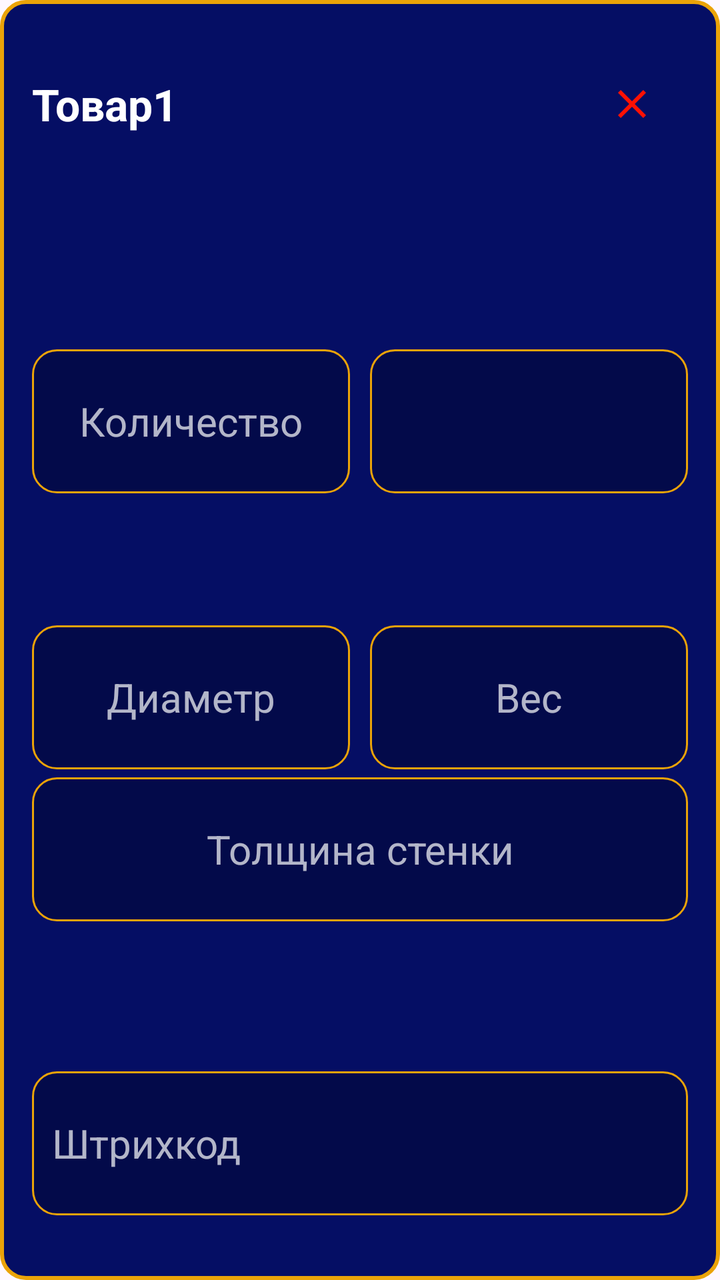
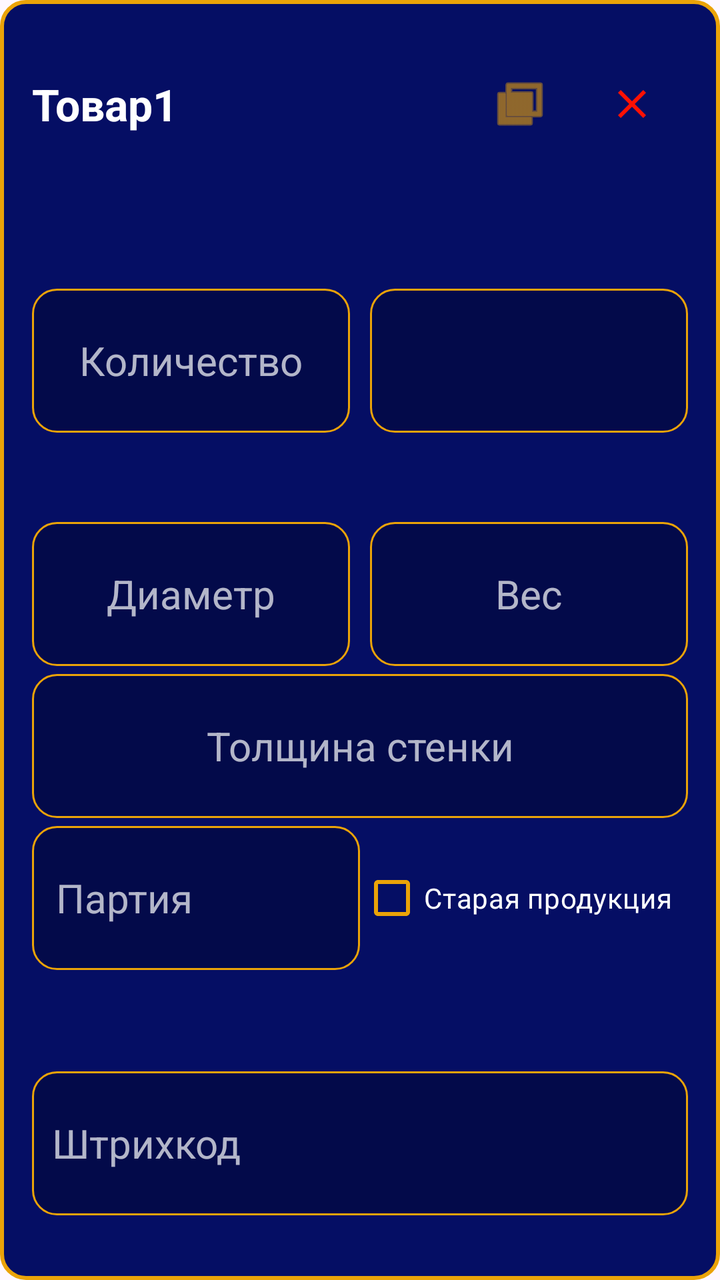

The first picture is an Android layout as it rendered before a commit; the second is the same layout after the commit. The layout source and the unified diff follow.
<!-- AndroidManifest.xml: application theme Theme.ScannerKotlin -->
<!-- res/layout/item_coming_product.xml -->
<LinearLayout
    xmlns:android="http://schemas.android.com/apk/res/android"
    xmlns:app="http://schemas.android.com/apk/res-auto"
    xmlns:tools="http://schemas.android.com/tools"
    android:layout_width="match_parent"
    android:layout_height="match_parent"
    android:orientation="vertical"
    android:paddingHorizontal="16dp"
    android:paddingVertical="24dp"
    android:background="@drawable/item_yellow_border_dark_bg"
    android:layout_marginBottom="10dp">

    <LinearLayout
        android:layout_width="match_parent"
        android:layout_height="0dp"
        android:layout_weight="1"
        android:orientation="vertical"
        android:gravity="center_vertical">

        <LinearLayout
            android:layout_width="match_parent"
            android:layout_height="wrap_content"
            android:minHeight="56dp"
            android:orientation="horizontal"
            android:gravity="center_vertical">

            <TextView
                android:id="@+id/tvProductName"
                android:layout_width="0dp"
                android:layout_height="wrap_content"
                android:layout_weight="1"
                android:text="Товар1"
                android:textSize="22sp"
                android:textStyle="bold"
                android:textColor="@color/white"
                android:maxLines="2"
                android:ellipsize="end"
                android:clickable="false"
                android:focusable="false"
                android:focusableInTouchMode="false"/>

            <ImageButton
                android:id="@+id/btnDelete"
                android:layout_width="56dp"
                android:layout_height="56dp"
                android:background="?attr/selectableItemBackgroundBorderless"
                android:padding="14dp"
                app:srcCompat="@drawable/ic_delete_red"
                app:tint="@color/holo_red_dark"
                tools:ignore="ContentDescription" />

        </LinearLayout>


        <Space
            android:layout_width="match_parent"
            android:layout_height="0dp"
            android:layout_weight="0.1" />

        <LinearLayout
            android:layout_width="match_parent"
            android:layout_height="wrap_content"
            android:minHeight="72dp"
            android:orientation="horizontal"
            android:layout_marginTop="6dp">

            <EditText
                android:id="@+id/etQuantity"
                android:layout_width="0dp"
                android:layout_height="match_parent"
                android:layout_weight="1"
                android:inputType="number"
                android:hint="Количество"
                android:textColor="@color/white"
                android:textColorHint="@color/hint_white"
                android:textSize="20sp"
                android:gravity="center"
                android:background="@drawable/input_field_yellow_border_blue_bg"
                android:paddingHorizontal="12dp"
                android:layout_marginEnd="10dp"
               />

            <Spinner
                android:id="@+id/spinnerMeasure"
                android:layout_width="0dp"
                android:layout_height="match_parent"
                android:layout_weight="1"
                android:background="@drawable/input_field_yellow_border_blue_bg"
                android:paddingHorizontal="12dp"
                android:textAlignment="center"
                />
        </LinearLayout>


        <Space
            android:layout_width="match_parent"
            android:layout_height="0dp"
            android:layout_weight="0.07" />

        <LinearLayout
            android:layout_width="match_parent"
            android:layout_height="wrap_content"
            android:minHeight="72dp"
            android:orientation="horizontal"
            android:layout_marginTop="4dp">

            <EditText
                android:id="@+id/etDiameter"
                android:layout_width="0dp"
                android:layout_height="match_parent"
                android:layout_weight="1"
                android:inputType="numberDecimal"
                android:hint="Диаметр"
                android:textColor="@color/white"
                android:textColorHint="@color/hint_white"
                android:textSize="20sp"
                android:gravity="center"
                android:background="@drawable/input_field_yellow_border_blue_bg"
                android:paddingHorizontal="12dp"
                android:layout_marginEnd="10dp"
               />

            <EditText
                android:id="@+id/etWeight"
                android:layout_width="0dp"
                android:layout_height="match_parent"
                android:layout_weight="1"
                android:inputType="numberDecimal"
                android:hint="Вес"
                android:textColor="@color/white"
                android:textColorHint="@color/hint_white"
                android:textSize="20sp"
                android:gravity="center"
                android:background="@drawable/input_field_yellow_border_blue_bg"
                android:paddingHorizontal="12dp"
               />
        </LinearLayout>


        <LinearLayout
            android:layout_width="match_parent"
            android:layout_height="wrap_content"
            android:minHeight="72dp"
            android:orientation="horizontal"
            android:layout_marginTop="4dp">

            <EditText
                android:id="@+id/etWallThickness"
                android:layout_width="match_parent"
                android:layout_height="match_parent"
                android:inputType="numberDecimal"
                android:hint="Толщина стенки"
                android:textColor="@color/white"
                android:textColorHint="@color/hint_white"
                android:textSize="20sp"
                android:gravity="center"
                android:background="@drawable/input_field_yellow_border_blue_bg"
                android:paddingHorizontal="12dp"
               />
        </LinearLayout>


        <Space
            android:layout_width="match_parent"
            android:layout_height="0dp"
            android:layout_weight="0.08" />

        <LinearLayout
            android:id="@+id/barcodeSection"
            android:layout_width="match_parent"
            android:layout_height="wrap_content"
            android:minHeight="72dp"
            android:orientation="horizontal"
            android:layout_marginTop="4dp"
            android:layout_marginBottom="8dp">

            <EditText
                android:id="@+id/tvBarcode"
                android:layout_width="match_parent"
                android:layout_height="match_parent"
                android:hint="Штрихкод"
                android:textSize="20sp"
                android:textColor="@color/white"
                android:textColorHint="@color/hint_white"
                android:background="@drawable/input_field_yellow_border_blue_bg"
            tools:ignore="Autofill,TextFields" />
        </LinearLayout>

        <TextView
            android:id="@+id/tvBarcodeError"
            android:layout_width="match_parent"
            android:layout_height="wrap_content"
            android:text="Заполните штрихкод"
            android:textColor="@android:color/holo_red_light"
            android:textSize="12sp"
            android:paddingTop="2dp"
            android:visibility="gone"/>

    </LinearLayout>
</LinearLayout>
<!-- resources referenced by this layout -->
<resources>
  <color name="hint_white">#B3FFFFFF</color>
  <color name="holo_red_dark">#FD1103</color>
  <color name="white">#FFFFFFFF</color>
  <!-- drawable ic_delete_red (drawable) -->
  <vector xmlns:android="http://schemas.android.com/apk/res/android"
      android:width="24dp"
      android:height="24dp"
      android:viewportWidth="24"
      android:viewportHeight="24">
      <path
          android:fillColor="@color/holo_red_dark"
          android:pathData="M19,6.41L17.59,5L12,10.59L6.41,5L5,6.41L10.59,12L5,17.59L6.41,19L12,13.41L17.59,19L19,17.59L13.41,12L19,6.41Z"/>
  </vector>
  <!-- drawable input_field_yellow_border_blue_bg (drawable) -->
  <?xml version="1.0" encoding="utf-8"?>
  <selector xmlns:android="http://schemas.android.com/apk/res/android">
  
      <item android:state_focused="true">
          <shape android:shape="rectangle">
              <solid android:color="@color/field_blue"/>
              <corners android:radius="12dp"/>
  
              <stroke android:width="2.5dp" android:color="@color/glowing_yellow"/>
              <padding
                  android:left="10dp"
                  android:right="10dp"
                  android:top="8dp"
                  android:bottom="8dp"/>
          </shape>
      </item>
  
  
      <item>
          <shape android:shape="rectangle">
              <solid android:color="@color/field_blue"/>
              <corners android:radius="12dp"/>
              <stroke android:width="1dp" android:color="@color/yellow"/>
              <padding
                  android:left="10dp"
                  android:right="10dp"
                  android:top="8dp"
                  android:bottom="8dp"/>
          </shape>
      </item>
  </selector>
  <!-- drawable item_yellow_border_dark_bg (drawable) -->
  <?xml version="1.0" encoding="utf-8"?>
  <shape xmlns:android="http://schemas.android.com/apk/res/android"
      android:shape="rectangle">
      <solid android:color="@color/dark_blue" />
      <stroke
          android:width="2dp"
          android:color="@color/yellow" />
      <corners android:radius="12dp" />
  </shape>
  <style name="Theme.ScannerKotlin" parent="Base.Theme.ScannerKotlin" />
  <color name="field_blue">#030A4A</color>
  <color name="glowing_yellow">#FFFFE0</color>
  <color name="yellow">#EBA308</color>
  <color name="dark_blue">#050E64</color>
  <style name="Base.Theme.ScannerKotlin" parent="Theme.Material3.DayNight.NoActionBar">
          
          
      </style>
</resources>

<!-- the commit's change to res/layout/item_coming_product.xml (unified diff, before → after) -->
@@ -40,6 +40,16 @@
                 android:focusableInTouchMode="false"/>
 
             <ImageButton
+                android:id="@+id/btnCopy"
+                android:layout_width="56dp"
+                android:layout_height="56dp"
+                android:background="?attr/selectableItemBackgroundBorderless"
+                android:padding="14dp"
+                android:src="@android:drawable/ic_menu_copy"
+                app:tint="@color/yellow"
+                tools:ignore="ContentDescription" />
+
+            <ImageButton
                 android:id="@+id/btnDelete"
                 android:layout_width="56dp"
                 android:layout_height="56dp"
@@ -159,6 +169,37 @@
                />
         </LinearLayout>
 
+        <LinearLayout
+            android:layout_width="match_parent"
+            android:layout_height="wrap_content"
+            android:minHeight="72dp"
+            android:orientation="horizontal"
+            android:layout_marginTop="4dp">
+
+            <EditText
+                android:id="@+id/etBatchNumber"
+                android:layout_width="0dp"
+                android:layout_height="match_parent"
+                android:layout_weight="1"
+                android:hint="Партия"
+                android:textSize="20sp"
+                android:textColor="@color/white"
+                android:textColorHint="@color/hint_white"
+                android:background="@drawable/input_field_yellow_border_blue_bg"
+                android:paddingHorizontal="12dp"
+                tools:ignore="Autofill,TextFields" />
+
+            <CheckBox
+                android:id="@+id/cbOldProduct"
+                android:layout_width="0dp"
+                android:layout_height="match_parent"
+                android:layout_weight="1"
+                android:text="Старая продукция"
+                android:textColor="@color/white"
+                android:buttonTint="@color/yellow"
+                android:gravity="center_vertical" />
+        </LinearLayout>
+
 
         <Space
             android:layout_width="match_parent"
